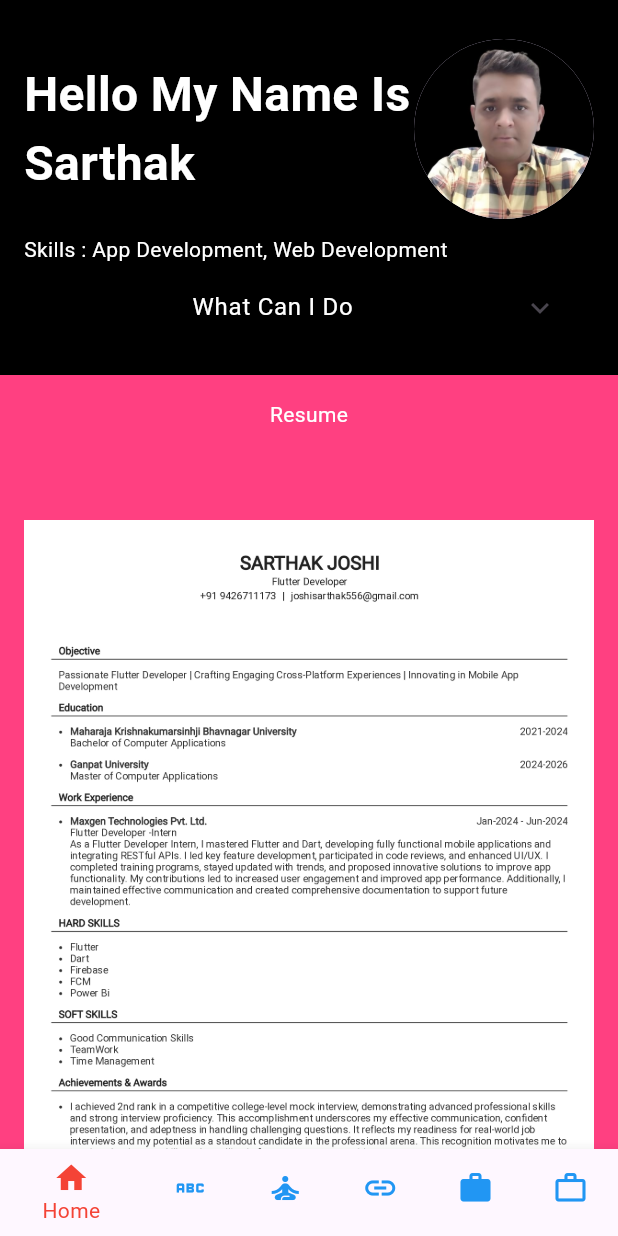
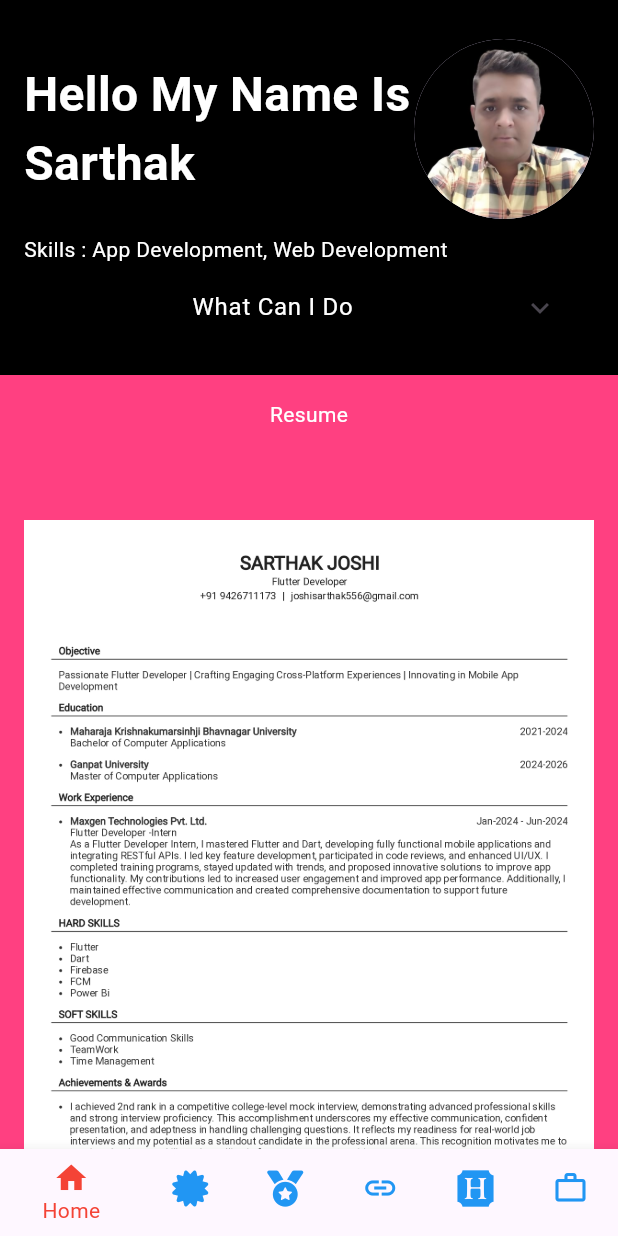
Before and after one commit to sarthakdjoshiFlutterDev30/proftolio_sarthak, a Flutter app: the screen it shows after launch, on a phone screen of 412 x 824 dp. Run offline on Flutter 3.47's test engine with Material 3 defaults, Android fonts, the light colour scheme and no system bars; our stand-ins replace cloud_firestore, email_validator, firebase_core, font_awesome_flutter; accounts and stored records are empty.

Commit message:
init commit

```diff
--- a/lib/My_Site/Portfolio_Page.dart
+++ b/lib/My_Site/Portfolio_Page.dart
@@ -123,35 +123,6 @@ class _Protfolio_PageState extends State<Protfolio_Page> {
                           style: TextStyle(color: Colors.white),
                         ),
                       )),
-                  SizedBox(
-                    height: MediaQuery.of(context).size.height * 0.02,
-                  ),
-                  SizedBox(
-                    height: MediaQuery.of(context).size.height * 0.8,
-                    child: Image.asset(
-                      "asset/images/Exp-Certificate.jpg",
-                      fit: BoxFit.contain,
-                    ),
-                  ),
-                  SizedBox(
-                    height: MediaQuery.of(context).size.height * 0.01,
-                  ),
-                  SizedBox(
-                      width: MediaQuery.of(context).size.width * 0.2,
-                      child: ElevatedButton(
-                        onPressed: () {
-                          launchURL(
-                              "https://drive.google.com/file/d/1-YO6w29FuIBUq_p_uQ5u4j3FR85nLn5-/view?usp=drive_link");
-                        },
-                        style: ElevatedButton.styleFrom(
-                            backgroundColor: Colors.indigo,
-                            shape: const RoundedRectangleBorder(
-                                borderRadius: BorderRadius.zero)),
-                        child: const Text(
-                          "Download Experience Certificate",
-                          style: TextStyle(color: Colors.white),
-                        ),
-                      )),
                 ],
               ),
             ),
--- a/lib/My_Site/bottomnavidate.dart
+++ b/lib/My_Site/bottomnavidate.dart
@@ -1,4 +1,5 @@
 import 'package:flutter/material.dart';
+import 'package:font_awesome_flutter/font_awesome_flutter.dart';
 import 'package:protfolio_sarthak/My_Site/Portfolio_Page.dart';
 import 'package:protfolio_sarthak/My_Site/Protfolio_Certificates.dart';
 import 'package:protfolio_sarthak/My_Site/Protfolio_Hireme.dart';
@@ -83,11 +84,11 @@ class _BottomnavigateState extends State<Bottomnavigate> {
               label: 'Home',
             ),
             BottomNavigationBarItem(
-              icon: Icon(Icons.abc),
+              icon: Icon(FontAwesomeIcons.certificate),
               label: 'Certificate',
             ),
             BottomNavigationBarItem(
-              icon: Icon(Icons.self_improvement),
+              icon: Icon(FontAwesomeIcons.medal),
               label: 'About',
             ),
             BottomNavigationBarItem(
@@ -95,7 +96,7 @@ class _BottomnavigateState extends State<Bottomnavigate> {
               label: 'Link',
             ),
             BottomNavigationBarItem(
-              icon: Icon(Icons.work),
+              icon: Icon(FontAwesomeIcons.hireAHelper),
               label: 'Hire Me',
             ),
             BottomNavigationBarItem(
--- a/pubspec.yaml
+++ b/pubspec.yaml
@@ -40,6 +40,8 @@ dependencies:
   uuid: ^4.4.0
   email_validator: ^3.0.0
   url_launcher: ^6.2.6
+  flutter_launcher_icons: ^0.14.1
+  font_awesome_flutter: ^10.7.0
 
 dev_dependencies:
   flutter_test:
```
Also changed, not shown: pubspec.lock.
